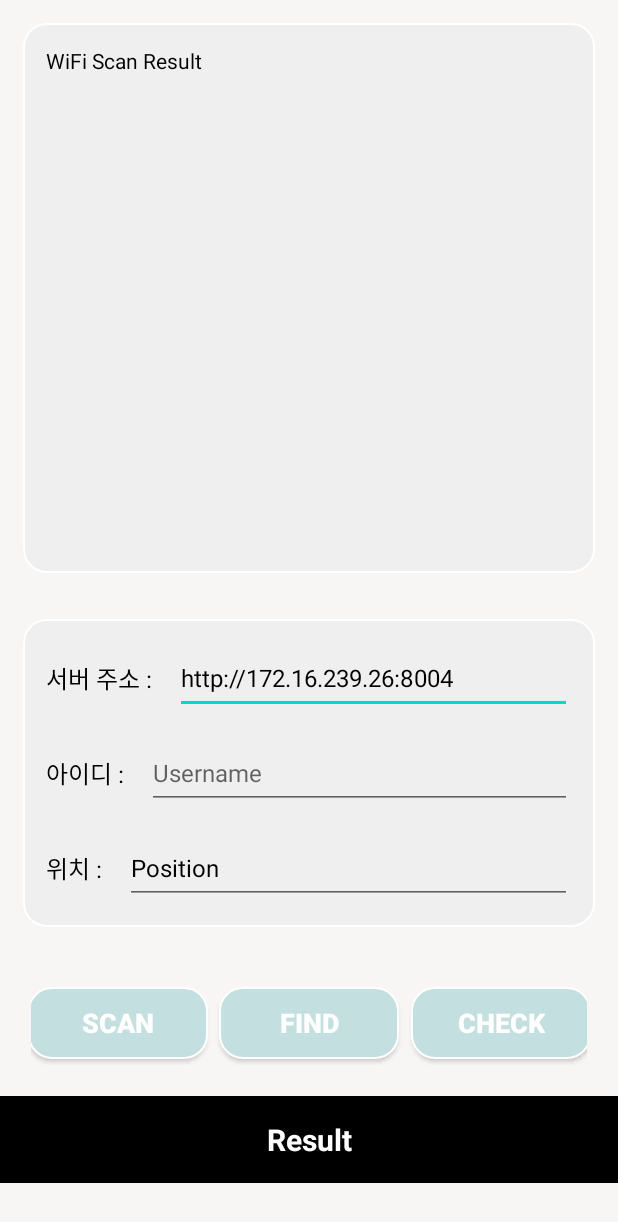
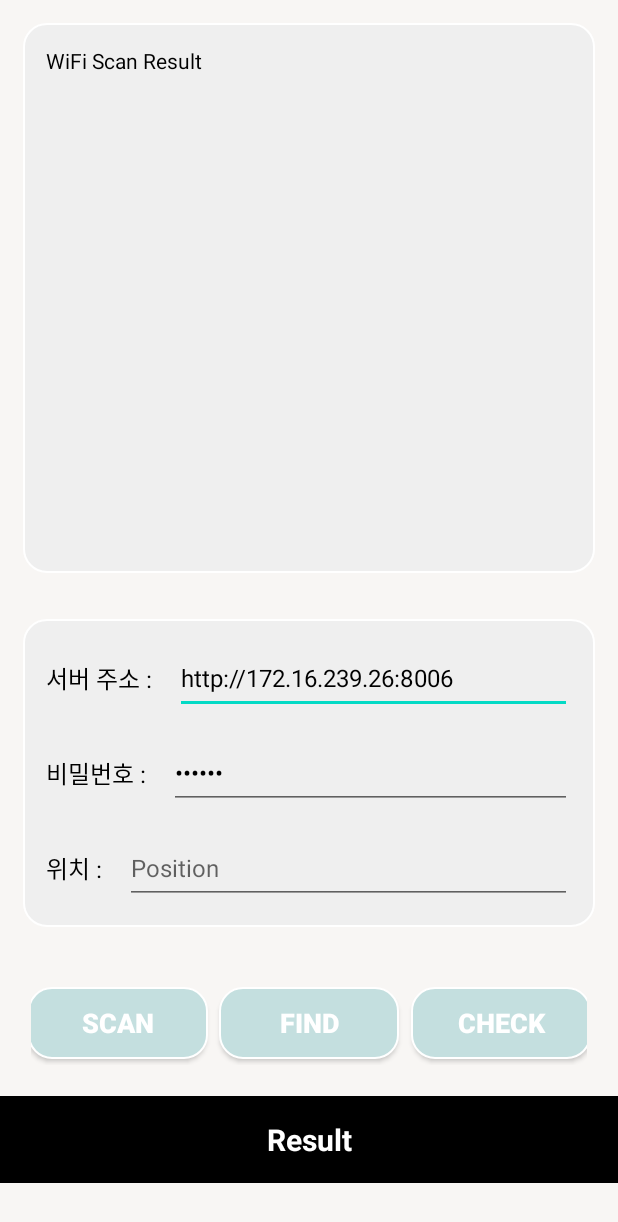
Before and after one commit to youhyunwoo99/IoT-TermProject, an Android app: the screen it shows after launch (MainActivity), on a phone screen of 412 x 824 dp. Shown: the top 1222 px of the screen. Run offline under Robolectric (Android 15) with nearby library versions, the phone set to English and light mode, and no system bars; our stand-ins replace Volley.

```diff
--- a/WiFi_positioning_IoT/app/src/main/java/com/gachon/wifi_positioning_iot/MainActivity.java
+++ b/WiFi_positioning_IoT/app/src/main/java/com/gachon/wifi_positioning_iot/MainActivity.java
@@ -239,7 +239,6 @@ public class MainActivity extends AppCompatActivity {
 
             logTextView.setText(scanLog);
             resultText.setBackgroundColor(Color.parseColor("#FF0000"));
-            resultText.setText("데이터셋 스캔 완료");
             scanFlag = true;
             buttonEnable();
 
@@ -279,8 +278,9 @@ public class MainActivity extends AppCompatActivity {
 
                 Log.d("제발",URL+mRequestBody);
                 StringRequest stringRequest = new StringRequest(Request.Method.POST, URL, response -> {
-                    Log.i("test12", response);
-                    resultText.setText(response); // 결과 출력해주는 부분
+                    Log.i("test1233", response);
+                    String position = response.split("\"")[3];
+                    resultText.setText(position); // 결과 출력해주는 부분
                     buttonDisable();
                 }, error -> {
                     Log.d("test12", "????"+error.toString());
--- a/WiFi_positioning_IoT/app/src/main/res/layout/activity_main.xml
+++ b/WiFi_positioning_IoT/app/src/main/res/layout/activity_main.xml
@@ -44,7 +44,7 @@
             android:minHeight="48dp"
             android:textSize="16sp"
             android:inputType="textUri"
-            android:text="http://172.16.239.26:8004"
+            android:text="http://172.16.239.26:8006"
             android:textColor="@color/black"
             app:layout_constraintBottom_toTopOf="@id/userNameInput"
             app:layout_constraintTop_toTopOf="parent"
@@ -56,7 +56,7 @@
             android:layout_width="wrap_content"
             android:layout_height="0dp"
             android:layout_marginEnd="15dp"
-            android:text="아이디 :"
+            android:text="비밀번호 :"
             android:textSize="16sp"
             android:textColor="@color/black"
             android:gravity="center_vertical"
@@ -71,11 +71,11 @@
             android:layout_width="0dp"
             android:layout_height="wrap_content"
             android:layout_marginBottom="15dp"
-            android:hint="Username"
+            android:hint="password"
             android:minHeight="48dp"
             android:textSize="16sp"
-            android:inputType="text"
-            android:text=""
+            android:inputType="textPassword"
+            android:text="asdfgh"
             android:textColor="@color/black"
 
             app:layout_constraintBottom_toTopOf="@id/positionInput"
@@ -105,7 +105,6 @@
             android:minHeight="48dp"
             android:textSize="16sp"
             android:textColor="@color/black"
-            android:textColorHint="@color/black"
 
             android:inputType="text"
             app:layout_constraintStart_toEndOf="@id/positionLabel"
--- a/WiFi_positioning_IoT/build.gradle
+++ b/WiFi_positioning_IoT/build.gradle
@@ -3,3 +3,7 @@ plugins {
     id 'com.android.application' version '7.4.2' apply false
     id 'com.android.library' version '7.4.2' apply false
 }
+
+task clean(type: Delete) {
+    delete rootProject.buildDir
+}
```
